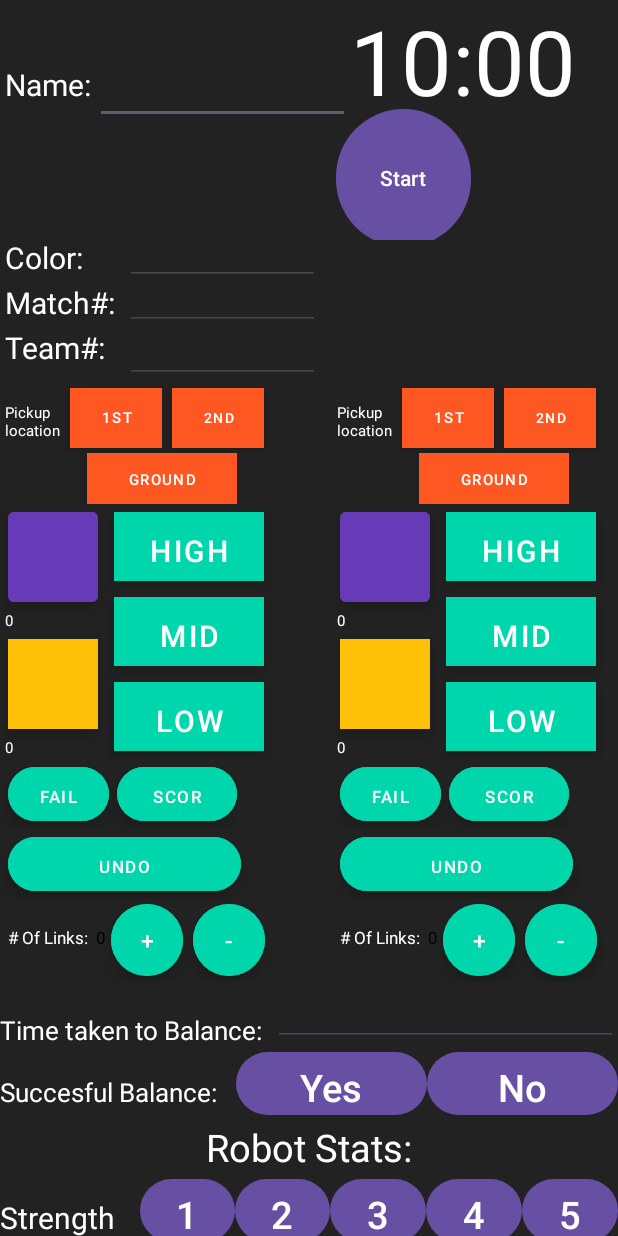
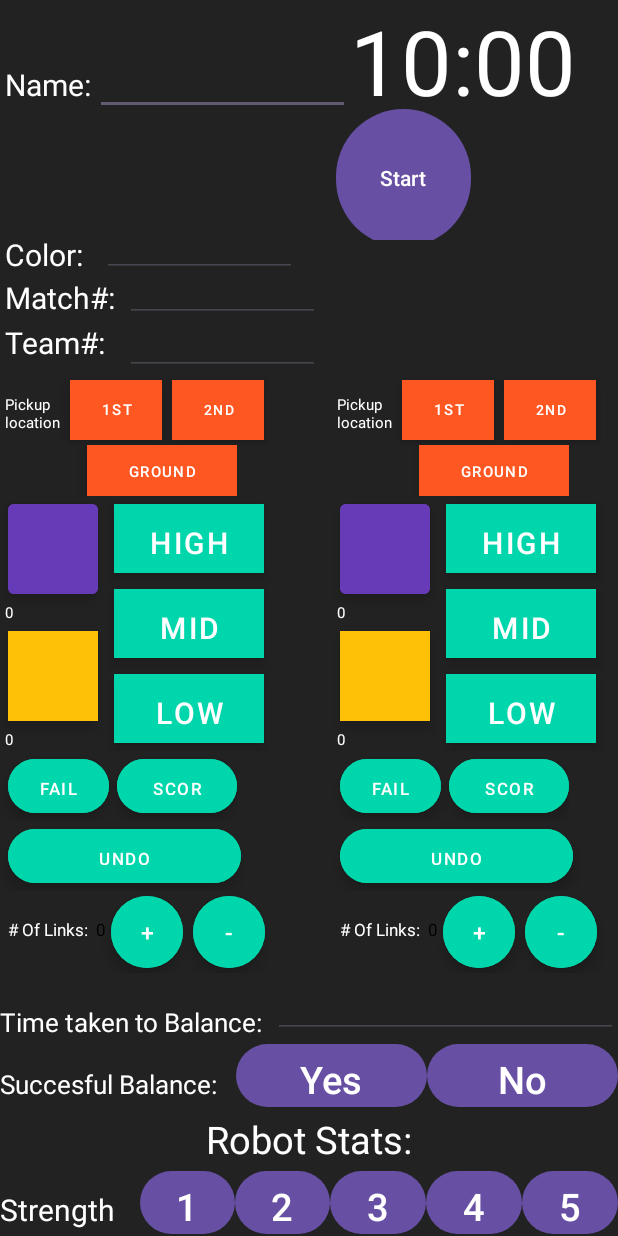
Before and after one commit to Amogh2009/scouting-app, an Android app: the screen it shows after launch (MainActivity), on a phone screen of 412 x 824 dp. Run offline under Robolectric (Android 15) with nearby library versions, the phone set to English and light mode, and no system bars.

Commit message:
Text Box Functionality

```diff
--- a/app/src/main/java/com/example/scoutingapp/MainActivity.java
+++ b/app/src/main/java/com/example/scoutingapp/MainActivity.java
@@ -1,14 +1,19 @@
 package com.example.scoutingapp;
 
+import android.annotation.SuppressLint;
 import android.os.CountDownTimer;
 import androidx.appcompat.app.AppCompatActivity;
 import android.os.Bundle;
 import android.view.View;
+import android.widget.EditText;
 import android.widget.TextView;
 import android.widget.Button;
 import java.util.Locale;
 import com.google.android.material.button.MaterialButton;
 public class MainActivity extends AppCompatActivity implements View.OnClickListener {
+
+    TextView textView;
+    EditText inputText;
     private static final long START_TIME_IN_MILLIS = 600000;
 
 
@@ -49,10 +54,16 @@ public class MainActivity extends AppCompatActivity implements View.OnClickListe
     MaterialButton add_link_auton, minus_link_auton, add_link_teliop, minus_link_teliop;
 
 
+
+    @SuppressLint("MissingInflatedId")
     @Override
     protected void onCreate(Bundle savedInstanceState) {
         super.onCreate(savedInstanceState);
         setContentView(R.layout.activity_main);
+
+        textView = (TextView) findViewById(R.id.textView);
+        inputText=(EditText) findViewById(R.id.inputText);
+
         num_of_links_auton = findViewById(R.id.num_of_links_auton);
         num_of_links_teliop = findViewById(R.id.num_of_links_teliop);
         num_of_cubes_auton = findViewById(R.id.num_of_cubes_auton);
@@ -89,6 +100,7 @@ public class MainActivity extends AppCompatActivity implements View.OnClickListe
 
         mButtonStartPause = findViewById(R.id.button_start_pause);
         mButtonReset = findViewById(R.id.button_reset);
+
 
         mButtonStartPause.setOnClickListener(new View.OnClickListener() {
             @Override
--- a/app/src/main/res/layout/activity_main.xml
+++ b/app/src/main/res/layout/activity_main.xml
@@ -27,7 +27,15 @@
         <EditText
             android:layout_width="170dp"
             android:layout_height="50dp"
-            android:inputType="text" />
+            android:ems="10"
+            android:inputType="textPersonName"
+            android:text=""
+            android:id="@+id/inputText"
+            app:layout_constraintEnd_toEndof="parent"
+            app:layout_constraintStart_toStartOf="parent"
+            app:layout_constraintBottom_toBottomOf="parent"
+            app:layout_constraintTop_toTopof="parent"
+            android:textSize="25dp"/>
         <TextView
             android:id="@+id/text_view_countdown"
             android:layout_marginRight="20dp"
@@ -49,8 +57,6 @@
 
         <com.google.android.material.button.MaterialButton
             android:id="@+id/button_reset"
-            style="@style/Widget.MaterialComponents.ExtendedFloatingActionButton"
-            android:backgroundTint="#FF5722"
             android:layout_marginTop="60dp"
             android:layout_width="90dp"
             android:layout_height="100dp"
@@ -58,6 +64,8 @@
             android:text="Reset"
             android:visibility="invisible"
             tools:visibility="visible"/>
+
+
 
     </LinearLayout>
         <LinearLayout
@@ -67,14 +75,25 @@
                 android:layout_width="80dp"
                 android:layout_height="wrap_content"
                 android:layout_marginLeft="3dp"
-                android:layout_marginTop="-10dp"
+                android:layout_marginTop="-20dp"
                 android:text="Color:"
                 android:textColor="@color/white"
                 android:textSize="20sp" />
             <EditText
                 android:layout_width="130dp"
                 android:layout_height="30dp"
-                android:inputType="text" />
+                android:layout_marginLeft="-15dp"
+                android:layout_marginTop="-5dp"
+                android:ems="10"
+                android:inputType="textPersonName"
+                android:text=""
+                android:id="@+id/inputText"
+                app:layout_constraintEnd_toEndof="parent"
+                app:layout_constraintStart_toStartOf="parent"
+                app:layout_constraintBottom_toBottomOf="parent"
+                app:layout_constraintTop_toTopof="parent"
+                android:textSize="25dp"
+                tools:ignore="DuplicateIds" />
         </LinearLayout>
     <LinearLayout
         android:layout_width="wrap_content"
@@ -90,9 +109,17 @@
         <EditText
             android:layout_width="130dp"
             android:layout_height="30dp"
-            android:inputType="text"
             android:autofillHints="######"
-            tools:ignore="LabelFor" />
+            android:ems="10"
+            android:inputType="textPersonName"
+            android:text=""
+            android:id="@+id/inputText"
+            app:layout_constraintEnd_toEndof="parent"
+            app:layout_constraintStart_toStartOf="parent"
+            app:layout_constraintBottom_toBottomOf="parent"
+            app:layout_constraintTop_toTopof="parent"
+            android:textSize="20dp"
+            tools:ignore="DuplicateIds" />
     </LinearLayout>
     <LinearLayout
         android:layout_width="wrap_content"
@@ -108,7 +135,16 @@
         <EditText
             android:layout_width="130dp"
             android:layout_height="35dp"
-            android:inputType="text" />
+            android:ems="10"
+            android:inputType="textPersonName"
+            android:text=""
+            android:id="@+id/inputText"
+            app:layout_constraintEnd_toEndof="parent"
+            app:layout_constraintStart_toStartOf="parent"
+            app:layout_constraintBottom_toBottomOf="parent"
+            app:layout_constraintTop_toTopof="parent"
+            android:textSize="20dp"
+            tools:ignore="DuplicateIds" />
     </LinearLayout>
     <LinearLayout
         android:layout_width="match_parent"
--- /dev/null
+++ b/app/src/main/res/values/ids.xml
@@ -0,0 +1,4 @@
+<?xml version="1.0" encoding="utf-8"?>
+<resources>
+    <item name="textView" type="id" />
+</resources>
```
